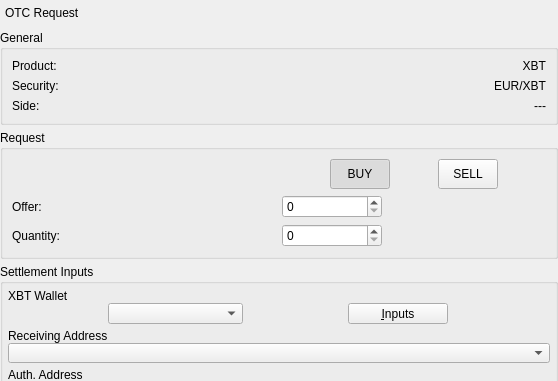
This is BlockSettleUILib/OTCNegotiationCommonWidget.ui in BlockSettle/terminal as Qt 5 draws it before an edit; both pictures show x 0 to 558 and y 0 to 381 of the 558 by 961 pixel window. The edited form follows.
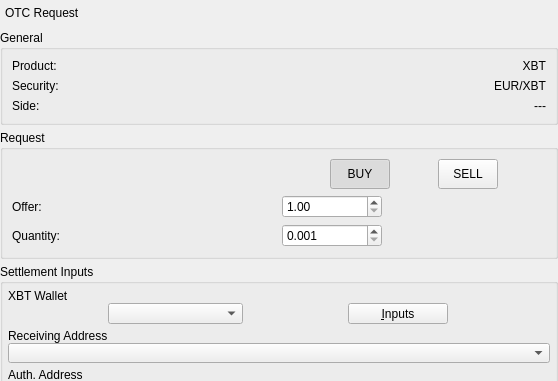
This is the edited form.

Diff of the .ui file:
```diff
--- a/BlockSettleUILib/OTCNegotiationCommonWidget.ui
+++ b/BlockSettleUILib/OTCNegotiationCommonWidget.ui
@@ -257,22 +257,6 @@
         </property>
        </widget>
       </item>
-      <item row="1" column="1">
-       <widget class="QSpinBox" name="spinBoxOffer">
-        <property name="sizePolicy">
-         <sizepolicy hsizetype="Expanding" vsizetype="Fixed">
-          <horstretch>0</horstretch>
-          <verstretch>0</verstretch>
-         </sizepolicy>
-        </property>
-        <property name="maximumSize">
-         <size>
-          <width>100</width>
-          <height>16777215</height>
-         </size>
-        </property>
-       </widget>
-      </item>
       <item row="2" column="0">
        <widget class="QLabel" name="labelQuantity">
         <property name="text">
@@ -280,22 +264,6 @@
         </property>
        </widget>
       </item>
-      <item row="2" column="1">
-       <widget class="QSpinBox" name="spinBoxQuantity">
-        <property name="sizePolicy">
-         <sizepolicy hsizetype="Expanding" vsizetype="Fixed">
-          <horstretch>0</horstretch>
-          <verstretch>0</verstretch>
-         </sizepolicy>
-        </property>
-        <property name="maximumSize">
-         <size>
-          <width>100</width>
-          <height>16777215</height>
-         </size>
-        </property>
-       </widget>
-      </item>
       <item row="0" column="0">
        <spacer name="horizontalSpacer">
         <property name="orientation">
@@ -309,6 +277,59 @@
         </property>
        </spacer>
       </item>
+      <item row="1" column="1">
+       <widget class="QDoubleSpinBox" name="doubleSpinBoxOffer">
+        <property name="sizePolicy">
+         <sizepolicy hsizetype="Expanding" vsizetype="Fixed">
+          <horstretch>0</horstretch>
+          <verstretch>0</verstretch>
+         </sizepolicy>
+        </property>
+        <property name="maximumSize">
+         <size>
+          <width>100</width>
+          <height>16777215</height>
+         </size>
+        </property>
+        <property name="minimum">
+         <double>1.000000000000000</double>
+        </property>
+        <property name="maximum">
+         <double>1000000.000000000000000</double>
+        </property>
+        <property name="singleStep">
+         <double>100.000000000000000</double>
+        </property>
+       </widget>
+      </item>
+      <item row="2" column="1">
+       <widget class="QDoubleSpinBox" name="doubleSpinBoxQuantity">
+        <property name="sizePolicy">
+         <sizepolicy hsizetype="Expanding" vsizetype="Fixed">
+          <horstretch>0</horstretch>
+          <verstretch>0</verstretch>
+         </sizepolicy>
+        </property>
+        <property name="maximumSize">
+         <size>
+          <width>100</width>
+          <height>16777215</height>
+         </size>
+        </property>
+        <property name="decimals">
+         <number>3</number>
+        </property>
+        <property name="minimum">
+         <double>0.001000000000000</double>
+        </property>
+        <property name="maximum">
+         <double>10000.000000000000000</double>
+        </property>
+        <property name="singleStep">
+         <double>0.001000000000000</double>
+        </property>
+       </widget>
+      </item>
      </layout>
     </widget>
    </item>
```
